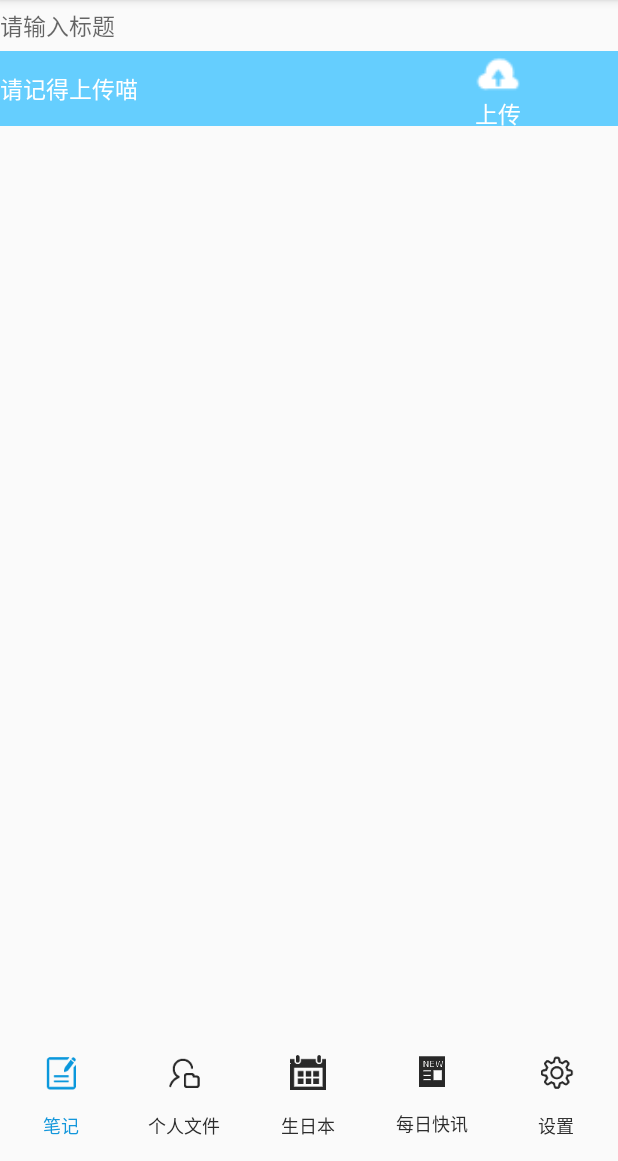
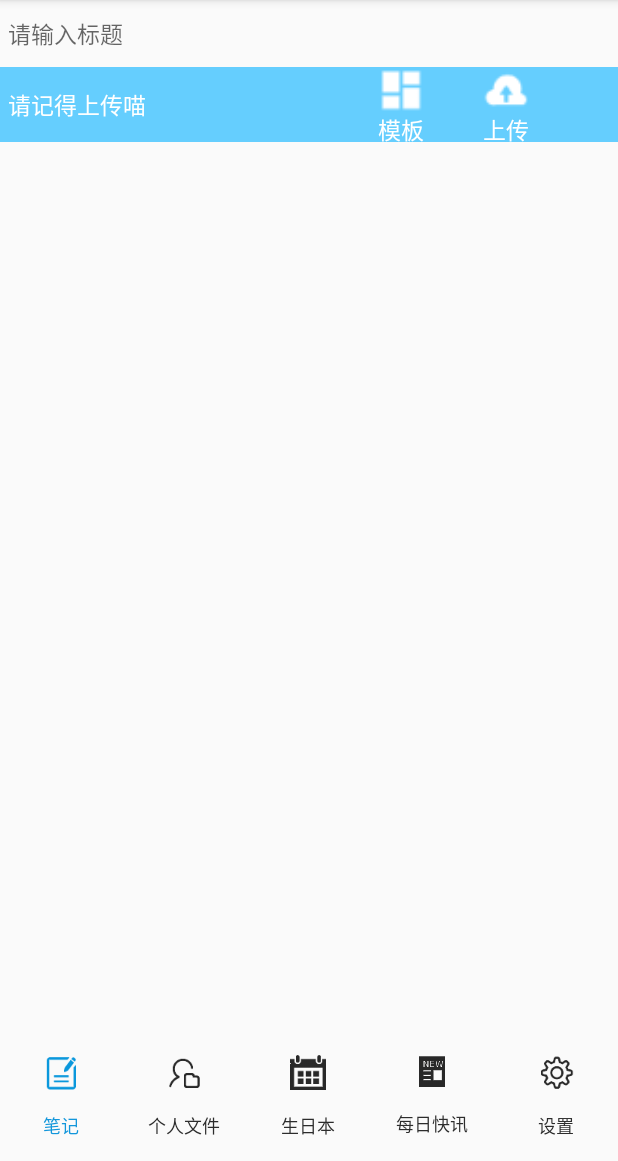
Before and after one commit to JiazhiqiangGitHub/Days, an Android app: the screen it shows after launch (MainActivity), on a phone screen of 412 x 824 dp, the part 75-1236 px from its top. Run offline under Robolectric (Android 15) with nearby library versions, the light colour scheme and no system bars; 2 statements that could not run were skipped.

Commit message:
改进了,新增了模板

```diff
--- a/app/src/main/java/lanou/days/note/NoteAdapter.java
+++ b/app/src/main/java/lanou/days/note/NoteAdapter.java
@@ -13,6 +13,7 @@ import lanou.days.base.CommonViewHolder;
 import lanou.days.write.WriteBean;
 
 /**
+ * 笔记Fragment的Adapter
  * Created by dllo on 16/11/23.
  */
 
--- a/app/src/main/java/lanou/days/note/NoteFragment.java
+++ b/app/src/main/java/lanou/days/note/NoteFragment.java
@@ -24,7 +24,8 @@ import lanou.days.base.BaseFragment;
 import lanou.days.write.WriteBean;
 
 /**
- * Created by dllo on 16/11/22.
+ * 所有笔记的Fragment
+ * Created by 张家鑫 on 16/11/22.
  */
 public class NoteFragment extends BaseFragment  {
     private PullToRefreshListView lv;
@@ -34,7 +35,6 @@ public class NoteFragment extends BaseFragment  {
     protected void initData() {
         mAdapter = new NoteAdapter();
         getBeanData(); // 去拿对应账号的内容
-        lv.setAdapter(mAdapter);
         lv.setOnRefreshListener(new PullToRefreshBase.OnRefreshListener<ListView>() {
             @Override
             public void onRefresh(PullToRefreshBase<ListView> pullToRefreshBase) {
@@ -61,8 +61,6 @@ public class NoteFragment extends BaseFragment  {
         return R.layout.fragment_note;
     }
 
-
-
     private void getBeanData() {
         BmobUser user = BmobUser.getCurrentUser();
         BmobQuery<WriteBean> query = new BmobQuery<WriteBean>();
@@ -75,9 +73,11 @@ public class NoteFragment extends BaseFragment  {
                 if (e == null){
                     //成功
                         mAdapter.setList(object);
+                        lv.setAdapter(mAdapter);
                 } else {
                     // 失败
                     Log.d("NoteFragment", e.getMessage());
+                    Toast.makeText(getContext(), "失...失败了喵", Toast.LENGTH_SHORT).show();
                 }
             }
         });
--- a/app/src/main/java/lanou/days/write/WriteBean.java
+++ b/app/src/main/java/lanou/days/write/WriteBean.java
@@ -6,6 +6,7 @@ import cn.bmob.v3.BmobObject;
 import cn.bmob.v3.BmobUser;
 
 /**
+ * 应用到的Bean,存放笔记和相关数据
  * Created by dllo on 16/11/24.
  */
 
--- a/app/src/main/java/lanou/days/write/WriteFragment.java
+++ b/app/src/main/java/lanou/days/write/WriteFragment.java
@@ -16,6 +16,7 @@ import lanou.days.R;
 import lanou.days.base.BaseFragment;
 
 /**
+ *  写笔记的Fragment
  * Created by dllo on 16/11/22.
  */
 public class WriteFragment extends BaseFragment implements View.OnClickListener {
--- a/app/src/main/res/layout/fragment_write.xml
+++ b/app/src/main/res/layout/fragment_write.xml
@@ -17,7 +17,9 @@
         android:maxLength="60"
         android:singleLine="true"
         android:textSize="15dp"
-        android:textCursorDrawable="@null"/>
+        android:textCursorDrawable="@null"
+        android:padding="5dp"/>
+
     <LinearLayout
         android:layout_marginTop="5dp"
         android:layout_width="match_parent"
@@ -25,6 +27,7 @@
         android:orientation="horizontal"
         android:background="@color/colorOpeningBG">
         <TextView
+            android:layout_marginLeft="5dp"
             android:layout_width="wrap_content"
             android:layout_height="wrap_content"
             android:text="请记得上传喵"
@@ -32,11 +35,30 @@
             android:textColor="@color/colorOpeningTV"
             android:layout_gravity="center"/>
         <LinearLayout
+            android:id="@+id/ll_write_template"
+            android:layout_width="60dp"
+            android:layout_height="50dp"
+            android:orientation="vertical"
+            android:layout_marginStart="140dp">
+            <ImageView
+                android:layout_width="30dp"
+                android:layout_height="30dp"
+                android:src="@mipmap/template"
+                android:layout_gravity="center"/>
+            <TextView
+                android:text="模板"
+                android:textSize="15sp"
+                android:textColor="@color/colorOpeningTV"
+                android:layout_width="wrap_content"
+                android:layout_height="wrap_content"
+                android:layout_gravity="center"/>
+        </LinearLayout>
+        <LinearLayout
             android:id="@+id/ll_write_updata"
             android:layout_width="60dp"
             android:layout_height="50dp"
             android:orientation="vertical"
-            android:layout_marginLeft="210dp">
+            android:layout_marginLeft="10dp">
             <ImageView
                 android:layout_width="30dp"
                 android:layout_height="30dp"
@@ -52,13 +74,16 @@
         </LinearLayout>
 
     </LinearLayout>
+
     <EditText
         android:id="@+id/et_write_content"
         android:layout_marginTop="10dp"
         android:layout_width="match_parent"
-        android:layout_height="wrap_content"
+        android:layout_height="350dp"
         android:background="@null"
-        android:textCursorDrawable="@null"/>
-
+        android:textCursorDrawable="@null"
+        android:padding="5dp"
+        android:gravity="start"
+        />
 </LinearLayout>
 </ScrollView>
```
Also changed, not shown: app/src/main/res/mipmap-xhdpi/template.png (added).
